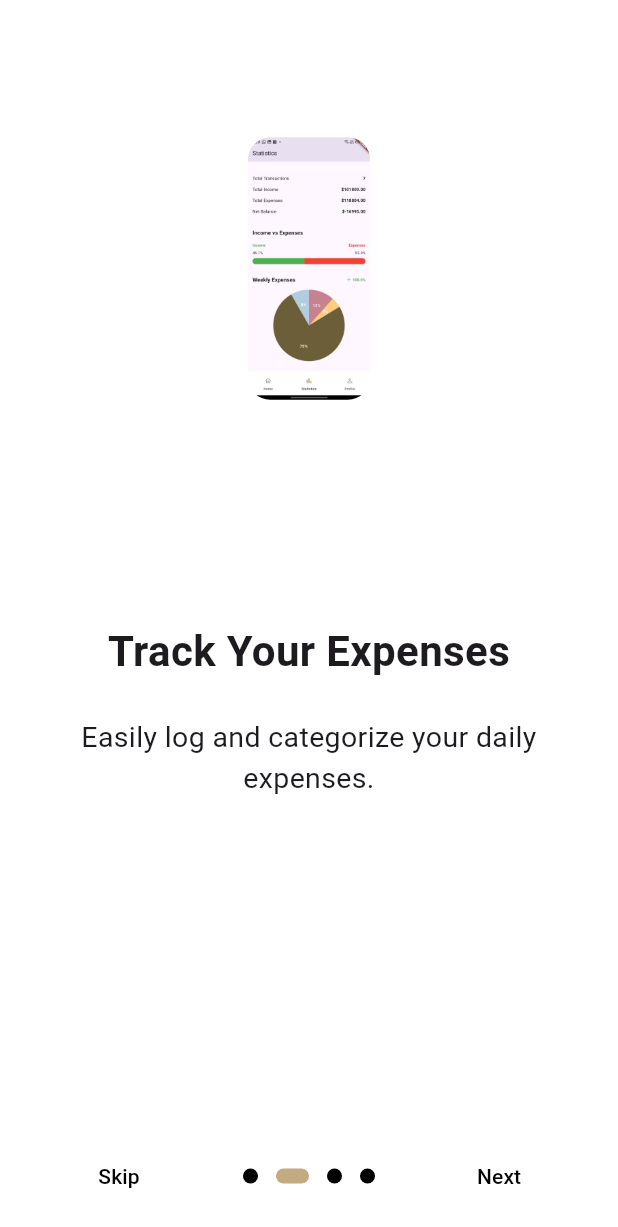
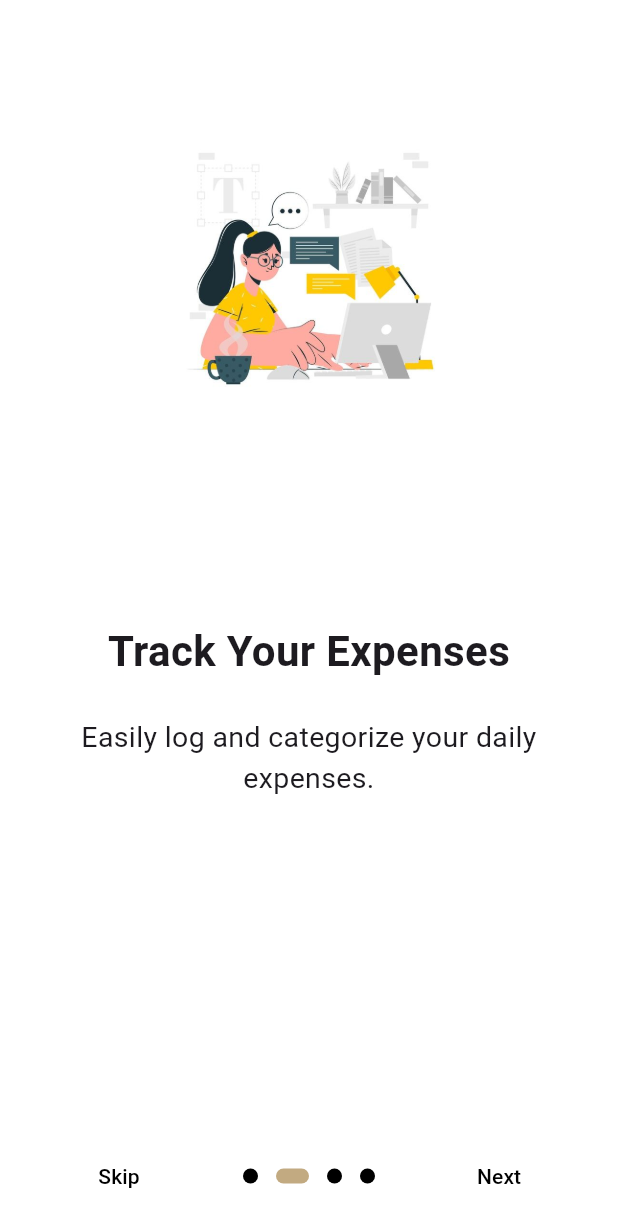
Before and after one commit to Susadi11/Flutter-Expense-Tracker, a Flutter app: the screen it shows after launch, swiped to page 2, on a phone screen of 412 x 824 dp. Shown: the top 1227 px of the screen. Run offline on Flutter 3.47's test engine with Material 3 defaults, Android fonts, the phone set to English and light mode, and no system bars; drawn by our look-alikes of introduction_screen; our stand-ins replace cloud_firestore, connectivity_plus, firebase_auth, firebase_core, fluttertoast, font_awesome_flutter and 7 more; accounts and stored records are empty.

Commit message:
change onboarding screen

```diff
--- a/frontend/lib/add_transaction.dart
+++ b/frontend/lib/add_transaction.dart
@@ -119,11 +119,12 @@ class _AddTransactionPageState extends State<AddTransactionPage> {
               children: <Widget>[
                 TextFormField(
                   controller: _titleController,
+                  cursorColor: Color(0xFFC2AA81),
                   decoration: InputDecoration(
                     labelText: 'Title',
                     border: OutlineInputBorder(),
                     focusedBorder: OutlineInputBorder(
-                      borderSide: BorderSide(color: customColor),
+                      borderSide: BorderSide(color: Color(0xFFC2AA81)),
                     ),
                   ),
                   validator: (value) {
@@ -136,11 +137,12 @@ class _AddTransactionPageState extends State<AddTransactionPage> {
                 SizedBox(height: 16.0),
                 TextFormField(
                   controller: _amountController,
+                  cursorColor: Color(0xFFC2AA81),
                   decoration: InputDecoration(
                     labelText: 'Amount',
                     border: OutlineInputBorder(),
                     focusedBorder: OutlineInputBorder(
-                      borderSide: BorderSide(color: customColor),
+                      borderSide: BorderSide(color: Color(0xFFC2AA81)),
                     ),
                   ),
                   keyboardType: TextInputType.number,
--- a/frontend/lib/onboardingScreen1.dart
+++ b/frontend/lib/onboardingScreen1.dart
@@ -14,7 +14,7 @@ class OnboardingScreen extends StatelessWidget {
           image: Center(
             child: ClipRRect(
               borderRadius: BorderRadius.circular(15.0),
-              child: Image.asset("assets/images/onboarding1.png", height: 175.0),
+              child: Image.asset("assets/images/onboarding1.png", height: 200.0),
             ),
           ),
           decoration: PageDecoration(
@@ -29,7 +29,7 @@ class OnboardingScreen extends StatelessWidget {
           image: Center(
             child: ClipRRect(
               borderRadius: BorderRadius.circular(15.0),
-              child: Image.asset("assets/images/onboarding2.png", height: 175.0),
+              child: Image.asset("assets/images/onboarding2.png", height: 200.0),
             ),
           ),
           decoration: PageDecoration(
@@ -44,7 +44,7 @@ class OnboardingScreen extends StatelessWidget {
           image: Center(
             child: ClipRRect(
               borderRadius: BorderRadius.circular(15.0),
-              child: Image.asset("assets/images/onboarding3.png", height: 175.0),
+              child: Image.asset("assets/images/onboarding3.png", height: 200.0),
             ),
           ),
           decoration: PageDecoration(
@@ -59,7 +59,7 @@ class OnboardingScreen extends StatelessWidget {
           image: Center(
             child: ClipRRect(
               borderRadius: BorderRadius.circular(15.0),
-              child: Image.asset("assets/images/onboarding4.png", height: 175.0),
+              child: Image.asset("assets/images/onboarding4.png", height: 200.0),
             ),
           ),
           decoration: PageDecoration(
```
Also changed, not shown: frontend/assets/images/onboarding1.png, frontend/assets/images/onboarding2.png, frontend/assets/images/onboarding3.png, frontend/assets/images/onboarding4.png.
